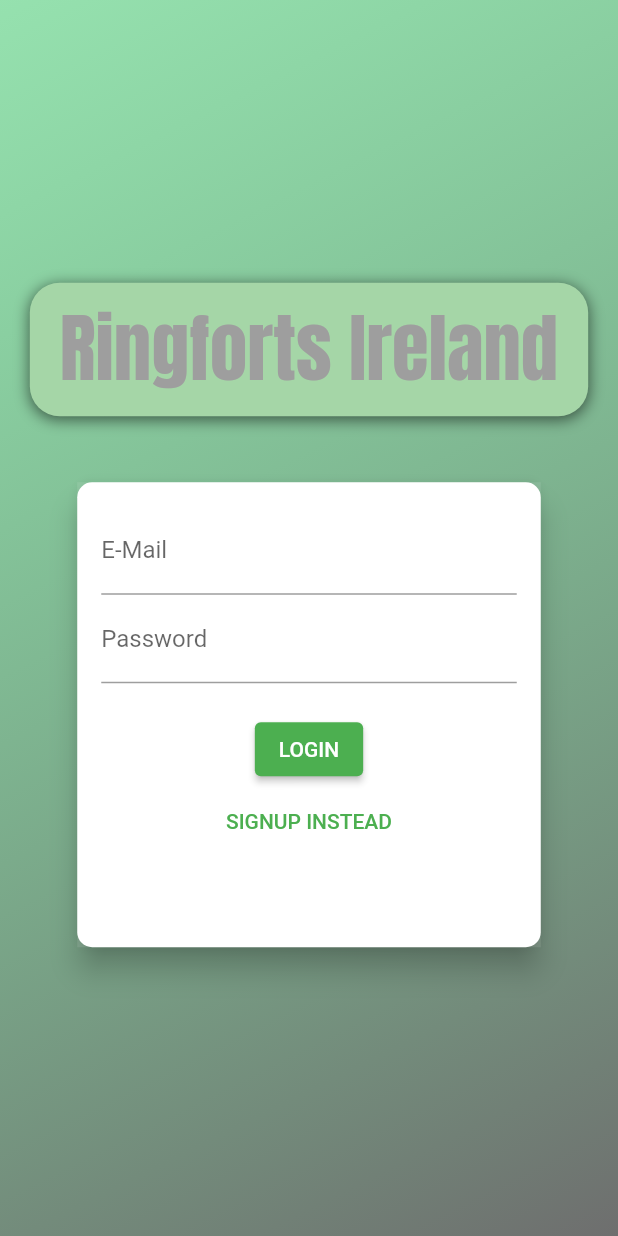
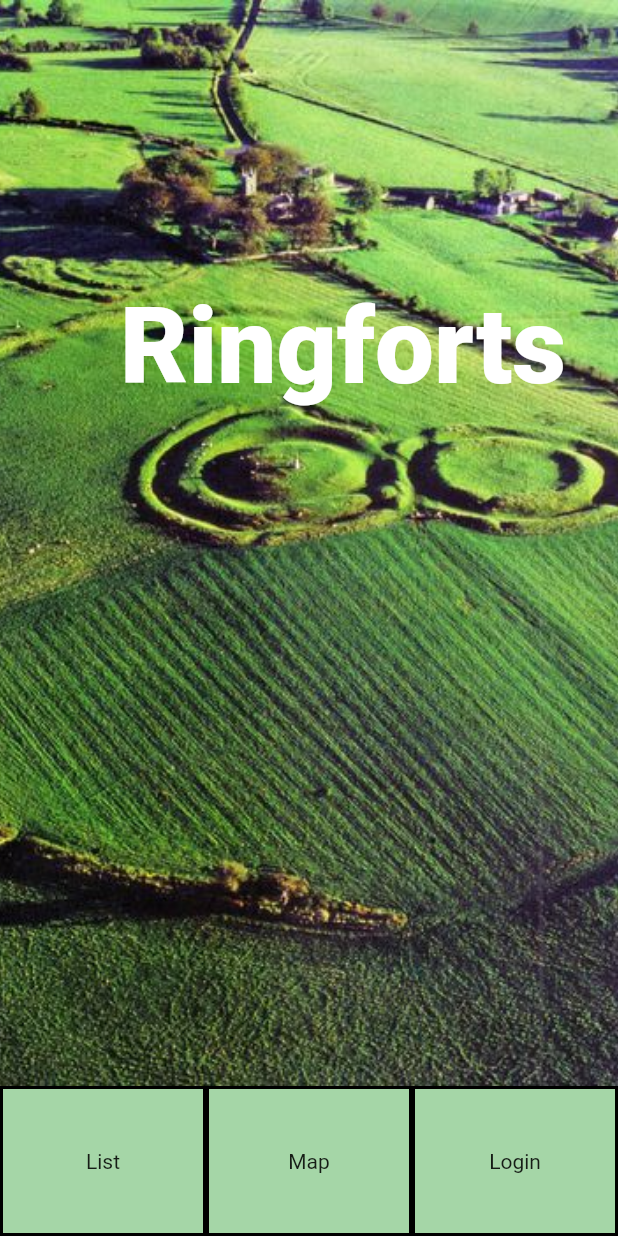
Before and after one commit to Davidcorrigan1/RingfortFlutterApp, a Flutter app: the screen it shows after launch, on a phone screen of 412 x 824 dp. Run offline on Flutter 3.47's test engine with Material 2 defaults, Android fonts, the phone set to English and light mode, and no system bars; our stand-ins replace cloud_firestore, firebase_auth, firebase_core, firebase_storage, google_maps_flutter, image_picker and 1 more; accounts and stored records are empty.

Commit message:
adding landing home page to app

```diff
--- a/lib/main.dart
+++ b/lib/main.dart
@@ -10,6 +10,7 @@ import './screens/ringforts_List_screen.dart';
 import './screens/ringfort_detail_screen.dart';
 import './screens/authentication_screen.dart';
 import '../screens/map_overview_screen.dart';
+import '../screens/ringfort_home.dart';
 
 Future<void> main() async {
   // WidgetsFlutterBinding is used to interact with the Flutter engine,
@@ -48,13 +49,16 @@ class MyApp extends StatelessWidget {
             primarySwatch: Colors.green,
             primaryColor: Colors.grey,
           ),
+          home: RingfortHome(),
           //home: RingfortsListScreen(),
-          home: User != null ? RingfortsListScreen() : AuthenticationScreen(),
+          //home: User != null ? RingfortsListScreen() : AuthenticationScreen(),
           // Routing table for the app screens
           routes: {
             //Route - add a ringfort screen
             AddRingfortScreen.routeName: (ctx) => AddRingfortScreen(),
-            //Route - List the Ringforts screen
+            //Route - Ringfort List screen
+            RingfortsListScreen.routeName: (ctx) => RingfortsListScreen(),
+            //Route - Ringfort Detail screen
             RingfortDetailScreen.routeName: (ctx) => RingfortDetailScreen(),
             //Route - AuthScreen
             AuthenticationScreen.routeName: (context) => AuthenticationScreen(),
--- /dev/null
+++ b/lib/screens/ringfort_home.dart
@@ -0,0 +1,119 @@
+import 'package:flutter/material.dart';
+import 'package:ringfort_app/screens/authentication_screen.dart';
+import 'package:ringfort_app/screens/map_overview_screen.dart';
+import 'package:ringfort_app/screens/ringforts_List_screen.dart';
+
+class RingfortHome extends StatelessWidget {
+  @override
+  Widget build(BuildContext context) {
+    return Scaffold(
+      body: Column(
+        children: [
+          Container(
+            height: MediaQuery.of(context).size.height - 100.0,
+            width: MediaQuery.of(context).size.width,
+            child: Stack(
+              children: [
+                Container(
+                  height: MediaQuery.of(context).size.height,
+                  width: double.infinity,
+                  child: Image.asset(
+                    'assets/images/ringfort.jpg',
+                    fit: BoxFit.fitHeight,
+                  ),
+                ),
+                Padding(
+                  padding: const EdgeInsets.only(top: 190, left: 80),
+                  child: Text(
+                    'Ringforts',
+                    textAlign: TextAlign.center,
+                    style: TextStyle(
+                        fontSize: 70,
+                        fontWeight: FontWeight.w900,
+                        color: Colors.white),
+                  ),
+                ),
+              ],
+            ),
+          ),
+          Container(
+            child: Row(
+              crossAxisAlignment: CrossAxisAlignment.start,
+              children: [
+                GestureDetector(
+                  onTap: () => Navigator.of(context)
+                      .pushNamed(RingfortsListScreen.routeName),
+                  child: Container(
+                    height: 100,
+                    width: MediaQuery.of(context).size.width / 3.0,
+                    decoration: BoxDecoration(
+                      color: Theme.of(context).backgroundColor,
+                      border: Border.all(
+                        width: 2,
+                      ),
+                    ),
+                    child: Padding(
+                      padding: const EdgeInsets.all(20.0),
+                      child: Center(
+                        child: Text(
+                          'List',
+                          textAlign: TextAlign.center,
+                        ),
+                      ),
+                    ),
+                  ),
+                ),
+                GestureDetector(
+                  onTap: () => Navigator.of(context)
+                      .pushNamed(MapOverviewScreen.routeName),
+                  child: Container(
+                    height: 100,
+                    width: MediaQuery.of(context).size.width / 3.0,
+                    decoration: BoxDecoration(
+                      color: Theme.of(context).backgroundColor,
+                      border: Border.all(
+                        width: 2,
+                      ),
+                    ),
+                    child: Padding(
+                      padding: const EdgeInsets.all(20.0),
+                      child: Center(
+                        child: Text(
+                          'Map',
+                          textAlign: TextAlign.center,
+                        ),
+                      ),
+                    ),
+                  ),
+                ),
+                GestureDetector(
+                  onTap: () => Navigator.of(context)
+                      .pushNamed(AuthenticationScreen.routeName),
+                  child: Container(
+                    height: 100,
+                    width: MediaQuery.of(context).size.width / 3.0,
+                    decoration: BoxDecoration(
+                      color: Theme.of(context).backgroundColor,
+                      border: Border.all(
+                        width: 2,
+                      ),
+                    ),
+                    child: Padding(
+                      padding: const EdgeInsets.all(20.0),
+                      child: Center(
+                        child: Text(
+                          'Login',
+                          textAlign: TextAlign.center,
+                        ),
+                      ),
+                    ),
+                  ),
+                ),
+              ],
+            ),
+          ),
+        ],
+      ),
+    );
+  }
+}
--- a/lib/screens/ringforts_List_screen.dart
+++ b/lib/screens/ringforts_List_screen.dart
@@ -9,6 +9,8 @@ import '../widgets/app_drawer.dart';
 
 // This screen will show the list of ringforts
 class RingfortsListScreen extends StatefulWidget {
+  static const routeName = '/ringfort-list';
+
   @override
   State<RingfortsListScreen> createState() => _RingfortsListScreenState();
 }
--- a/lib/widgets/app_drawer.dart
+++ b/lib/widgets/app_drawer.dart
@@ -9,14 +9,19 @@ import '../screens/add_ringfort_screen.dart';
 class AppDrawer extends StatelessWidget {
   @override
   Widget build(BuildContext context) {
-    var userEmail = Provider.of<User>(context).email;
+    var userEmail;
+    try {
+      userEmail = Provider.of<User>(context, listen: false).email;
+    } catch (e) {
+      print('Error: $e');
+    }
 
     return Drawer(
       child: Column(
         children: [
           // adding appbar with automaticallyimpliedleading false to no Back button!
           AppBar(
-            title: Text('$userEmail'),
+            title: userEmail == null ? Text('Guest User') : Text('$userEmail'),
             //automaticallyImplyLeading: true,
           ),
           Divider(),
--- a/lib/widgets/authentication_card.dart
+++ b/lib/widgets/authentication_card.dart
@@ -1,6 +1,9 @@
 import 'package:flutter/material.dart';
-import 'package:ringfort_app/firebase/firebaseAuth.dart';
+import 'package:provider/provider.dart';
+import 'package:firebase_auth/firebase_auth.dart';
 
+import '../firebase/firebaseAuth.dart';
+import '../screens/ringforts_List_screen.dart';
 
 enum AuthMode { Signup, Login }
 
@@ -26,7 +29,7 @@ class _AuthenticationCardState extends State<AuthenticationCard> {
   //--------------------------------------------------------------
   // Submitting the form (either login or Signup)
   //--------------------------------------------------------------
-  void _submit() {
+  void _submit() async {
     if (!_formKey.currentState.validate()) {
       // Invalid!
       return;
@@ -36,13 +39,19 @@ class _AuthenticationCardState extends State<AuthenticationCard> {
       _isLoading = true;
     });
     if (_authMode == AuthMode.Login) {
-      FireBaseAuth.loginUser(_authData['email'], _authData['password']);
+      await FireBaseAuth.loginUser(_authData['email'], _authData['password']);
     } else {
-      FireBaseAuth.registerUser(_authData['email'], _authData['password']);
+      await FireBaseAuth.registerUser(
+          _authData['email'], _authData['password']);
     }
+
     setState(() {
       _isLoading = false;
     });
+    var userEmail = Provider.of<User>(context, listen: false).email;
+    if (userEmail != null) {
+      Navigator.of(context).pushNamed(RingfortsListScreen.routeName);
+    }
   }
 
   void _switchAuthMode() {
--- a/pubspec.yaml
+++ b/pubspec.yaml
@@ -67,9 +67,8 @@ flutter:
   uses-material-design: true
 
   # To add assets to your application, add an assets section, like this:
-  # assets:
-  #   - images/a_dot_burr.jpeg
-  #   - images/a_dot_ham.jpeg
+  assets:
+    - assets/images/ringfort.jpg
 
   # An image asset can refer to one or more resolution-specific "variants", see
   # https://flutter.dev/assets-and-images/#resolution-aware.
```
Also changed, not shown: assets/images/ringfort.jpg (added).
